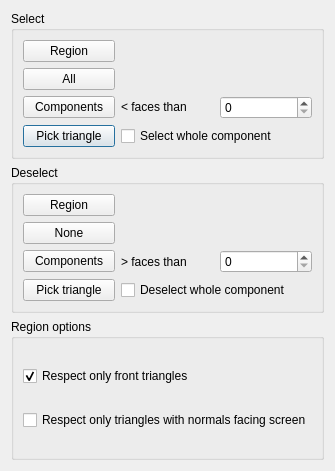
Above: src/Mod/Mesh/Gui/RemoveComponents.ui from berndhahnebach/All_FreeCAD before the change. Below: the same form after it.
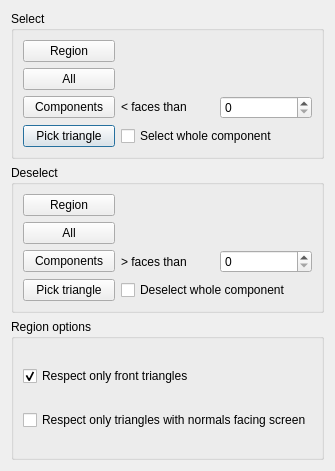
That is the form after the change.

Commit message: + fix minor issues in remove components dialog

What changed in the file:
```diff
--- a/src/Mod/Mesh/Gui/RemoveComponents.ui
+++ b/src/Mod/Mesh/Gui/RemoveComponents.ui
@@ -172,7 +172,7 @@
       <item row="1" column="0">
        <widget class="QPushButton" name="deselectAll">
         <property name="text">
-         <string>None</string>
+         <string>All</string>
         </property>
        </widget>
       </item>
```
Left out of the diff: 2 changed lines with no effect on the pictures.
